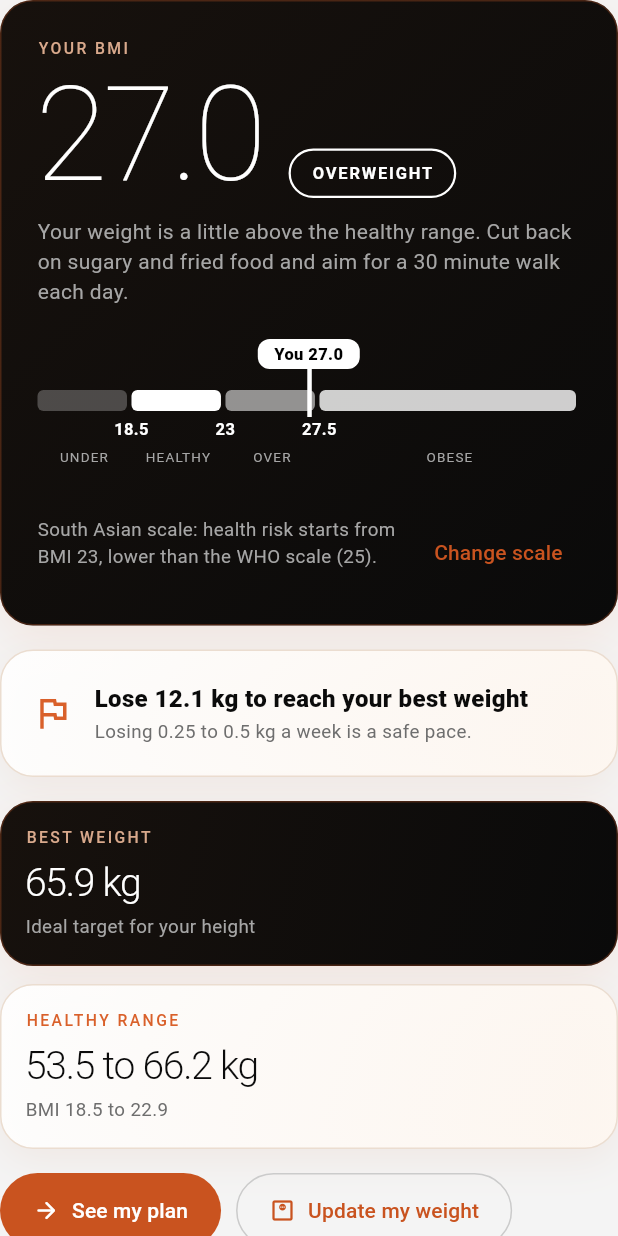
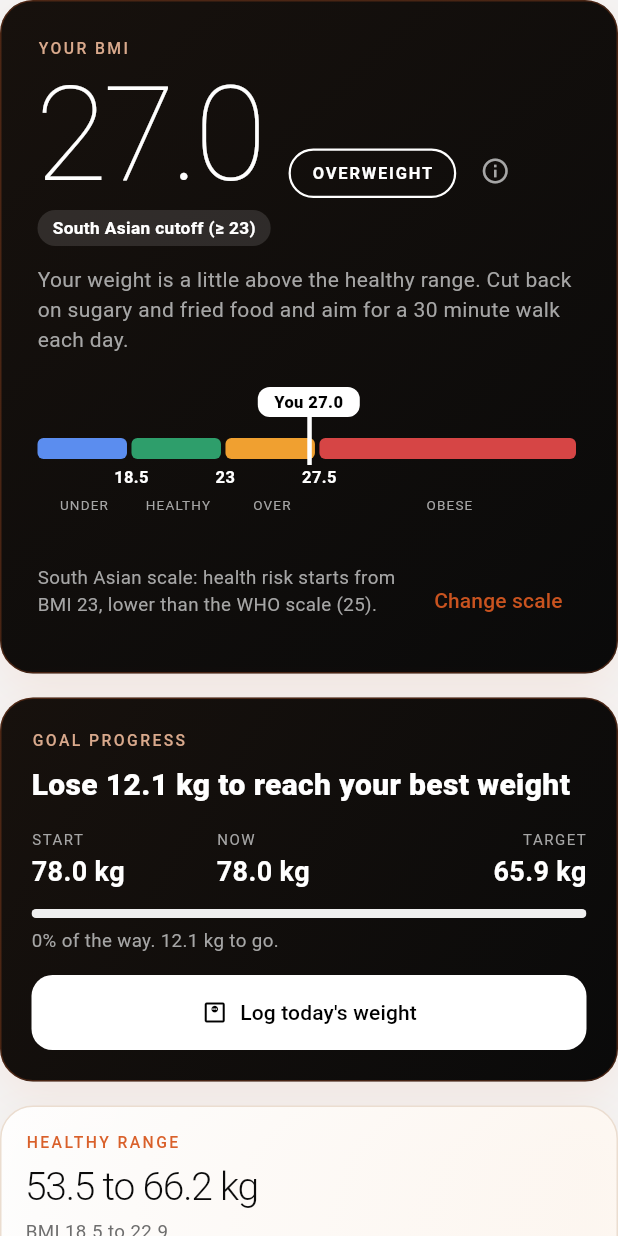
Before and after one commit to usamatech1/pureburn, a Flutter app: the BmiPage widget shown alone on an empty page, opened directly, on a phone screen of 412 x 824 dp. Run offline on Flutter 3.47's test engine with Material 3 defaults, Android fonts, the phone set to English and light mode, and no system bars; our stand-ins replace flutter_local_notifications, google_sign_in, local_auth, pedometer, permission_handler, share_plus and 2 more; missing offline and left inert: dart:html; accounts and stored records are empty.

Commit message:
BMI page: single goal progress card with log weight, colored zones, target BMI preview, cutoff badge
Co-Authored-By: Claude Sonnet 5.5 <noreply@anthropic.com>
Claude-Session: https://claude.ai/code/session_01UnSAGRW2TjAb1brdbYaeEo

```diff
--- a/lib/pages.dart
+++ b/lib/pages.dart
@@ -314,6 +314,42 @@ class WeightChart extends StatelessWidget {
       ),
     );
   }
+}
+
+// ---------------- quick weight log ----------------
+Future<void> logWeightDialog(BuildContext context) async {
+  final today = isoDate(DateTime.now());
+  final todays = app.weights.where((w) => w.d == today);
+  final c = TextEditingController(text: tidy(app.toDisp(todays.isNotEmpty ? todays.first.kg : app.d.w)));
+  await showDialog<void>(
+    context: context,
+    builder: (ctx) => AlertDialog(
+      title: const Text("Log today's weight"),
+      content: TextField(
+        controller: c,
+        autofocus: true,
+        keyboardType: const TextInputType.numberWithOptions(decimal: true),
+        inputFormatters: [FilteringTextInputFormatter.allow(RegExp(r'[0-9.,]'))],
+        decoration: InputDecoration(suffixText: app.unitLbl()),
+      ),
+      actions: [
+        TextButton(onPressed: () => Navigator.pop(ctx), child: const Text('Cancel')),
+        FilledButton(
+          onPressed: () {
+            final n = double.tryParse(c.text.replaceAll(',', '.'));
+            if (n == null || app.fromDisp(n) < 20 || app.fromDisp(n) > 300) {
+              ScaffoldMessenger.of(context).showSnackBar(const SnackBar(content: Text('Enter a weight between 20 and 300 kg.')));
+              return;
+            }
+            app.addWeight(today, app.fromDisp(n));
+            Navigator.pop(ctx);
+          },
+          child: const Text('Save'),
+        ),
+      ],
+    ),
+  );
+  c.dispose();
 }
 
 // ---------------- profile ----------------
@@ -676,7 +712,7 @@ class BmiPage extends StatelessWidget {
       (d.hiStart, d.obStart, 'Over'),
       (d.obStart, s1, 'Obese'),
     ];
-    final shades = [0.25, 1.0, 0.55, 0.8];
+    const zoneColors = [Color(0xFF5B8DEF), Color(0xFF2E9E6B), Color(0xFFF0A030), Color(0xFFD64545)];
     final hero = Box(
       dark: true,
       padding: const EdgeInsets.all(24),
@@ -696,7 +732,21 @@ class BmiPage extends StatelessWidget {
             decoration: BoxDecoration(border: Border.all(color: Colors.white, width: 1.5), borderRadius: BorderRadius.circular(99), color: d.cls == 'ok' || d.cls == 'bad' ? Colors.white : null),
             child: Text(d.cat.toUpperCase(), style: TextStyle(fontSize: 11, fontWeight: FontWeight.w700, letterSpacing: 1.2, color: d.cls == 'ok' || d.cls == 'bad' ? Colors.black : Colors.white)),
           ),
-        ]),
+          const SizedBox(width: 8),
+          Tooltip(
+            message: app.p.std == 'asia' ? 'South Asian cutoff: overweight from BMI 23. The WHO general cutoff is 25.' : 'WHO general cutoff: overweight from BMI 25.',
+            triggerMode: TooltipTriggerMode.tap,
+            child: const Padding(padding: EdgeInsets.all(8), child: Icon(Icons.info_outline, size: 20, color: Color(0xFFA6A6A6))),
+          ),
+        ]),
+        if (app.p.std == 'asia') ...[
+          const SizedBox(height: 8),
+          Container(
+            padding: const EdgeInsets.symmetric(horizontal: 10, vertical: 4),
+            decoration: BoxDecoration(color: Colors.white.withOpacity(0.12), borderRadius: BorderRadius.circular(20)),
+            child: Text('South Asian cutoff (≥ ${tidy(d.hiStart)})', style: const TextStyle(fontSize: 11.5, fontWeight: FontWeight.w700, color: Colors.white)),
+          ),
+        ],
         const SizedBox(height: 12),
         Text(d.text, style: const TextStyle(color: Color(0xFFA6A6A6), height: 1.4)),
         const SizedBox(height: 22),
@@ -711,7 +761,7 @@ class BmiPage extends StatelessWidget {
                   left: pos(segs[i].$1) * w,
                   width: (pos(segs[i].$2) - pos(segs[i].$1)) * w - 3,
                   top: 34,
-                  child: Container(height: 14, decoration: BoxDecoration(color: Colors.white.withOpacity(shades[i]), borderRadius: BorderRadius.circular(4))),
+                  child: Container(height: 14, decoration: BoxDecoration(color: zoneColors[i], borderRadius: BorderRadius.circular(4))),
                 ),
               for (final v in [d.loBmi, d.hiStart, d.obStart])
                 Positioned(
@@ -766,20 +816,68 @@ class BmiPage extends StatelessWidget {
     final hm = d.h / 100;
     final bmiSeries = [for (final w in app.weights) w.kg / (hm * hm)];
     final onTarget = d.changeV == 'On target';
+    final startKg = app.weights.isNotEmpty ? app.weights.first.kg : d.w;
+    final goalKg = d.plan != null && d.goal != 'maintain' ? d.tKg : d.target;
+    final nowKg = d.w;
+    final totalGap = (startKg - goalKg).abs();
+    var prog = totalGap < 0.05 ? 1.0 : ((startKg - nowKg) / (startKg - goalKg)).clamp(0.0, 1.0);
+    if (onTarget) prog = 1.0;
+    Widget wcol(String k, String v, {bool end = false}) => Expanded(
+          child: Column(crossAxisAlignment: end ? CrossAxisAlignment.end : CrossAxisAlignment.start, children: [
+            Text(k.toUpperCase(), style: const TextStyle(fontSize: 10, letterSpacing: 1, color: Color(0xFFA6A6A6))),
+            const SizedBox(height: 2),
+            Text(v, style: const TextStyle(fontSize: 18, fontWeight: FontWeight.w700)),
+          ]),
+        );
     final summary = Box(
-      child: Row(children: [
-        Icon(onTarget ? Icons.check_circle_outline : Icons.flag_outlined, color: accent(context), size: 28),
-        const SizedBox(width: 14),
-        Expanded(child: Column(crossAxisAlignment: CrossAxisAlignment.start, children: [
-          Text(onTarget ? 'You are in your healthy range' : '${d.changeV} to reach your best weight', style: const TextStyle(fontWeight: FontWeight.w800, fontSize: 16)),
-          const SizedBox(height: 2),
-          Muted(d.changeS, size: 12.5),
-        ])),
+      dark: true,
+      child: Column(crossAxisAlignment: CrossAxisAlignment.start, children: [
+        const Eyebrow('Goal progress', onDark: true),
+        const SizedBox(height: 8),
+        Text(onTarget ? 'You are in your healthy range' : '${d.changeV} to reach your best weight', style: const TextStyle(fontWeight: FontWeight.w800, fontSize: 20)),
+        const SizedBox(height: 14),
+        Row(children: [
+          wcol('Start', app.fmtW(startKg)),
+          wcol('Now', app.fmtW(nowKg)),
+          wcol('Target', app.fmtW(goalKg), end: true),
+        ]),
+        const SizedBox(height: 12),
+        Bar(prog),
+        const SizedBox(height: 6),
+        Text(
+          totalGap < 0.05 ? d.changeS : '${(prog * 100).round()}% of the way. ${app.fmtD((nowKg - goalKg).abs())} ${onTarget ? 'from target' : 'to go'}.',
+          style: const TextStyle(color: Color(0xFFA6A6A6), fontSize: 12.5),
+        ),
+        const SizedBox(height: 14),
+        SizedBox(
+          width: double.infinity,
+          child: FilledButton.icon(
+            style: FilledButton.styleFrom(minimumSize: const Size(0, 50), backgroundColor: Colors.white, foregroundColor: Colors.black, shape: RoundedRectangleBorder(borderRadius: BorderRadius.circular(14))),
+            onPressed: () { buzz(); logWeightDialog(context); },
+            icon: const Icon(Icons.monitor_weight_outlined),
+            label: const Text("Log today's weight"),
+          ),
+        ),
       ]),
     );
+    final afterBmi = goalKg / (hm * hm);
+    final zoneIdx = afterBmi < d.loBmi ? 0 : afterBmi < d.hiStart ? 1 : afterBmi < d.obStart ? 2 : 3;
+    const zoneNames = ['Underweight zone', 'Healthy green zone', 'Overweight zone', 'Obese zone'];
+    const zoneCols = [Color(0xFF5B8DEF), Color(0xFF2E9E6B), Color(0xFFF0A030), Color(0xFFD64545)];
+    final preview = Box(
+      child: Column(crossAxisAlignment: CrossAxisAlignment.start, children: [
+        const Eyebrow('When you reach your target'),
+        const SizedBox(height: 8),
+        Text('BMI ${afterBmi.toStringAsFixed(1)}', style: const TextStyle(fontSize: 26, fontWeight: FontWeight.w300, letterSpacing: -0.8)),
+        const SizedBox(height: 6),
+        _chipTag(context, zoneNames[zoneIdx], color: zoneCols[zoneIdx]),
+        const SizedBox(height: 8),
+        Muted('At ${app.fmtW(goalKg)} your BMI will ${afterBmi < d.bmi - 0.05 ? 'drop' : afterBmi > d.bmi + 0.05 ? 'rise' : 'stay'} from ${d.bmi.toStringAsFixed(1)} to ${afterBmi.toStringAsFixed(1)}.', size: 12.5),
+      ]),
+    );
     final two = [
-      Stat('Best weight', app.fmtW(d.target), s: 'Ideal target for your height', inverse: true),
       Stat('Healthy range', range, s: 'BMI 18.5 to ${d.hiBmi.toStringAsFixed(1)}'),
+      preview,
     ];
     final whtr = app.measures.isNotEmpty && app.measures.last.waist > 0 ? app.measures.last.waist / app.p.heightCm : 0.0;
     final waistCard = Box(
@@ -860,8 +958,7 @@ class BmiPage extends StatelessWidget {
       Wrap(spacing: 10, runSpacing: 10, children: [
         if (d.plan != null)
           FilledButton.icon(onPressed: () { buzz(); app.go('result'); }, icon: const Icon(Icons.arrow_forward_rounded), label: const Text('See my plan')),
-        OutlinedButton.icon(onPressed: () { buzz(); app.go('progress'); }, icon: const Icon(Icons.monitor_weight_outlined), label: const Text('Update my weight')),
-      ]),
+              ]),
       _gap(),
       LayoutBuilder(builder: (c, bc) => bc.maxWidth >= 720
           ? Row(crossAxisAlignment: CrossAxisAlignment.start, children: [Expanded(child: trend), const SizedBox(width: 12), Expanded(child: waistCard)])
```
